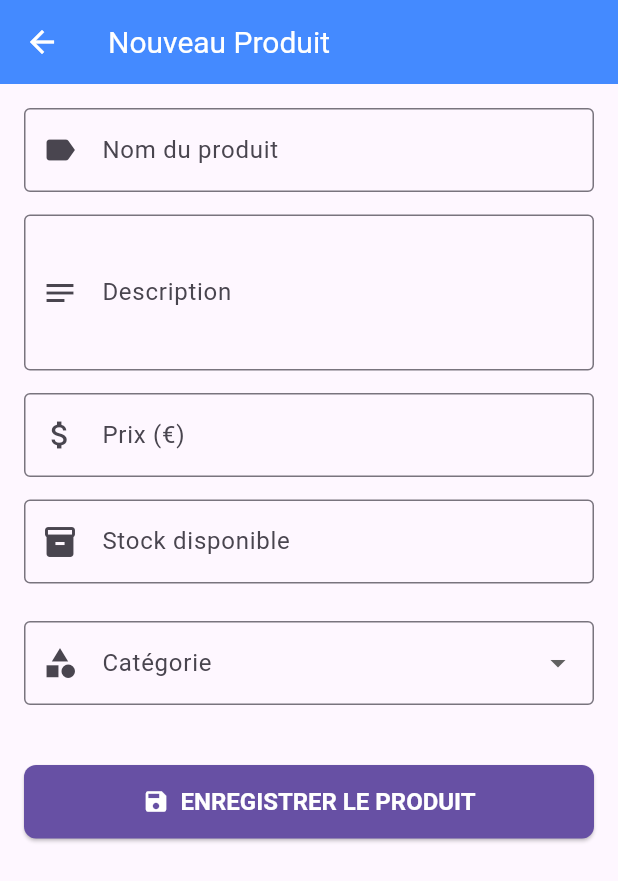
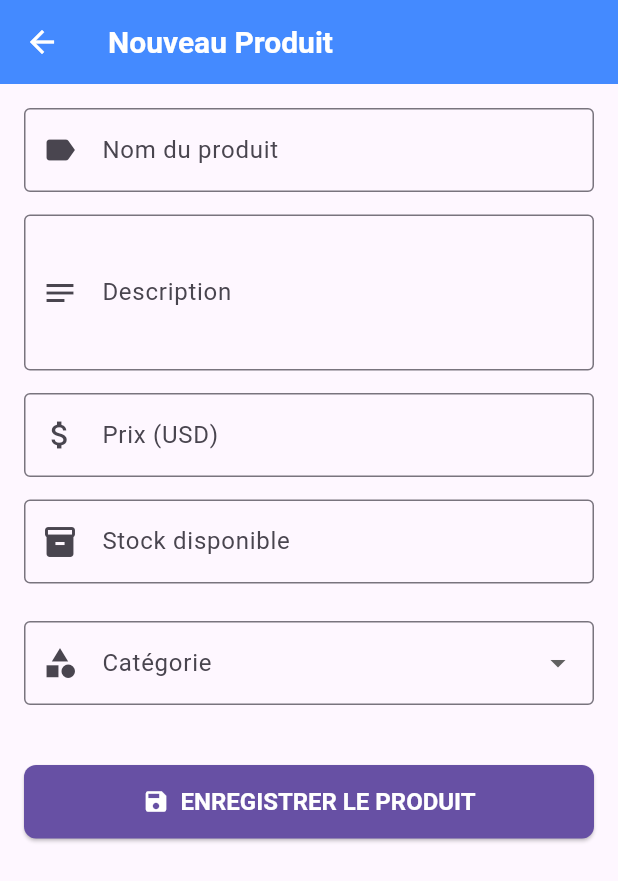
Before and after one commit to princemuhesi/kasoko_products_manager, a Flutter app: the screen it shows after launch, after a tap on the "add" icon, on a phone screen of 412 x 824 dp. Shown: the top 881 px of the screen. Run offline on Flutter 3.47's test engine with Material 3 defaults, Android fonts, the phone set to English and light mode, and no system bars.

Commit message:
Add USD to FC currency system

```diff
--- a/lib/main.dart
+++ b/lib/main.dart
@@ -1,7 +1,9 @@
 import 'package:flutter/material.dart';
 import 'screens/product_list_screen.dart';
 
-void main() => runApp(const MyApp());
+void main() {
+  runApp(const MyApp());
+}
 
 class MyApp extends StatelessWidget {
   const MyApp({super.key});
@@ -12,17 +14,20 @@ class MyApp extends StatelessWidget {
       title: 'Gestion des Produits & Catégories',
       debugShowCheckedModeBanner: false,
       theme: ThemeData(
-        // Couleur dominante de l'application
         primarySwatch: Colors.blue,
         appBarTheme: const AppBarTheme(
           backgroundColor: Colors.blueAccent,
-          titleTextStyle: TextStyle(color: Colors.white, fontSize: 20),
+          titleTextStyle: TextStyle(
+            color: Colors.white,
+            fontSize: 20,
+            fontWeight: FontWeight.bold,
+          ),
+          iconTheme: IconThemeData(color: Colors.white),
         ),
         floatingActionButtonTheme: const FloatingActionButtonThemeData(
           backgroundColor: Colors.blueAccent,
           foregroundColor: Colors.white,
         ),
-        // Style des boutons pour mobile
         elevatedButtonTheme: ElevatedButtonThemeData(
           style: ElevatedButton.styleFrom(
             shape: RoundedRectangleBorder(
--- a/lib/screens/product_form_screen.dart
+++ b/lib/screens/product_form_screen.dart
@@ -38,7 +38,8 @@ class _ProductFormScreenState extends State<ProductFormScreen> {
     if (isEditing) {
       _nameController.text = widget.product!.name;
       _descriptionController.text = widget.product!.description;
-      _priceController.text = widget.product!.price.toString();
+      // Le prix est stocké en USD ; on l'affiche en USD dans le formulaire
+      _priceController.text = widget.product!.price.toStringAsFixed(2);
       _stockController.text = widget.product!.availableStock.toString();
       _selectedCategoryId = widget.product!.categoryId;
     }
@@ -102,7 +103,7 @@ class _ProductFormScreenState extends State<ProductFormScreen> {
               const SizedBox(height: 15),
 
               // Champ Prix
-              _buildTextField(_priceController, 'Prix (€)', Icons.attach_money, keyboardType: TextInputType.number),
+              _buildTextField(_priceController, 'Prix (USD)', Icons.attach_money, keyboardType: TextInputType.number),
               const SizedBox(height: 15),
 
               // Champ Stock disponible
--- a/lib/screens/product_list_screen.dart
+++ b/lib/screens/product_list_screen.dart
@@ -1,6 +1,7 @@
 import 'package:flutter/material.dart';
 import '../models/product.dart';
 import '../services/product_service.dart';
+import '../services/currency_service.dart';
 import 'product_form_screen.dart';
 
 class ProductListScreen extends StatefulWidget {
@@ -12,6 +13,7 @@ class ProductListScreen extends StatefulWidget {
 
 class _ProductListScreenState extends State<ProductListScreen> {
   final ProductService _productService = ProductService();
+  final CurrencyService _currencyService = CurrencyService();
   late Future<List<Product>> _productsFuture;
 
   @override
@@ -76,6 +78,27 @@ class _ProductListScreenState extends State<ProductListScreen> {
       appBar: AppBar(
         title: const Text('Liste des Produits', style: TextStyle(color: Colors.white)),
         actions: [
+          // Sélecteur de devise (USD / FC)
+          PopupMenuButton<Currency>(
+            onSelected: (c) {
+              setState(() {
+                _currencyService.setCurrency(c);
+              });
+            },
+            itemBuilder: (context) => [
+              const PopupMenuItem(value: Currency.usd, child: Text('USD (\$)')),
+              const PopupMenuItem(value: Currency.fc, child: Text('FC (CDF)')),
+            ],
+            child: Padding(
+              padding: const EdgeInsets.symmetric(horizontal: 12),
+              child: Row(
+                children: [
+                  Text(_currencyService.symbol, style: const TextStyle(color: Colors.white)),
+                  const Icon(Icons.arrow_drop_down, color: Colors.white),
+                ],
+              ),
+            ),
+          ),
           IconButton(
             icon: const Icon(Icons.refresh, color: Colors.white),
             onPressed: _refreshProducts,
@@ -117,7 +140,7 @@ class _ProductListScreenState extends State<ProductListScreen> {
                     crossAxisAlignment: CrossAxisAlignment.start,
                     children: [
                       Text('Catégorie: $categoryName'),
-                      Text('Prix: ${product.price.toStringAsFixed(2)} €'),
+                      Text('Prix: ${_currencyService.format(product.price)}'),
                       Text(
                         'Stock: ${product.availableStock}',
                         style: TextStyle(
--- /dev/null
+++ b/lib/services/currency_service.dart
@@ -0,0 +1,54 @@
+// Service simple pour gérer la monnaie affichée dans l'application.
+// - Les prix des produits sont toujours stockés en USD (dans le modèle).
+// - La conversion se fait uniquement à l'affichage via ce service.
+
+enum Currency { usd, fc }
+
+class CurrencyService {
+  // Singleton pour partager l'état de la monnaie courante facilement dans l'app.
+  static final CurrencyService _instance = CurrencyService._internal();
+  factory CurrencyService() => _instance;
+  CurrencyService._internal();
+
+  // Monnaie actuelle (modifiable via setCurrency)
+  Currency _current = Currency.usd;
+
+  // Taux de change configurable (1 USD = usdToFcRate FC)
+  // Changez cette valeur ici pour mettre à jour le taux globalement.
+  double usdToFcRate = 2500.0;
+
+  // Accesseurs
+  Currency get current => _current;
+  void setCurrency(Currency c) => _current = c;
+
+  // Retourne le symbole pour la monnaie courante
+  String get symbol {
+    switch (_current) {
+      case Currency.fc:
+        return 'FC';
+      case Currency.usd:
+      default:
+        return r'\$';
+    }
+  }
+
+  /// Convertit un prix donné (en USD) dans la monnaie courante.
+  double convertFromUsd(double usd) {
+    if (_current == Currency.fc) return usd * usdToFcRate;
+    return usd; // USD -> USD
+  }
+
+  /// Formatte un prix (fourni en USD) pour l'affichage selon la monnaie courante.
+  String format(double usd, {int decimals = 2}) {
+    final value = convertFromUsd(usd);
+    final formatted = value.toStringAsFixed(decimals);
+
+    if (_current == Currency.fc) {
+      // FC placed after the number (e.g., "2500.00 FC")
+      return '$formatted ${symbol}';
+    }
+
+    // USD with $ prefix
+    return '${symbol}$formatted';
+  }
+}
```
Also changed, not shown: 9 other files.
